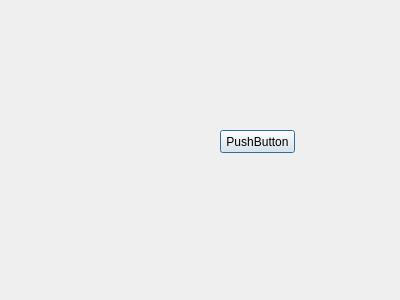
First picture: the form in untitled4/dialog.ui, repository baiyangshuYY/testQT, before the edit.
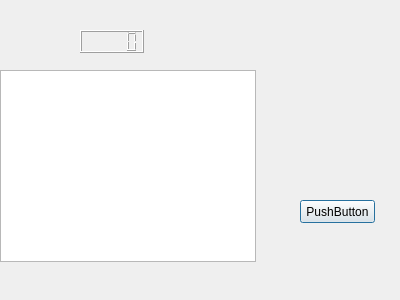
Second picture: the form after the edit.

Patch:
```diff
--- a/untitled4/dialog.ui
+++ b/untitled4/dialog.ui
@@ -16,8 +16,8 @@
   <widget class="QPushButton" name="pushButton">
    <property name="geometry">
     <rect>
-     <x>220</x>
-     <y>130</y>
+     <x>300</x>
+     <y>200</y>
      <width>75</width>
      <height>23</height>
     </rect>
@@ -26,6 +26,26 @@
     <string>PushButton</string>
    </property>
   </widget>
+  <widget class="QLCDNumber" name="lcdNumber">
+   <property name="geometry">
+    <rect>
+     <x>80</x>
+     <y>30</y>
+     <width>64</width>
+     <height>23</height>
+    </rect>
+   </property>
+  </widget>
+  <widget class="QGraphicsView" name="graphicsView">
+   <property name="geometry">
+    <rect>
+     <x>0</x>
+     <y>70</y>
+     <width>256</width>
+     <height>192</height>
+    </rect>
+   </property>
+  </widget>
  </widget>
  <resources/>
  <connections/>
```
